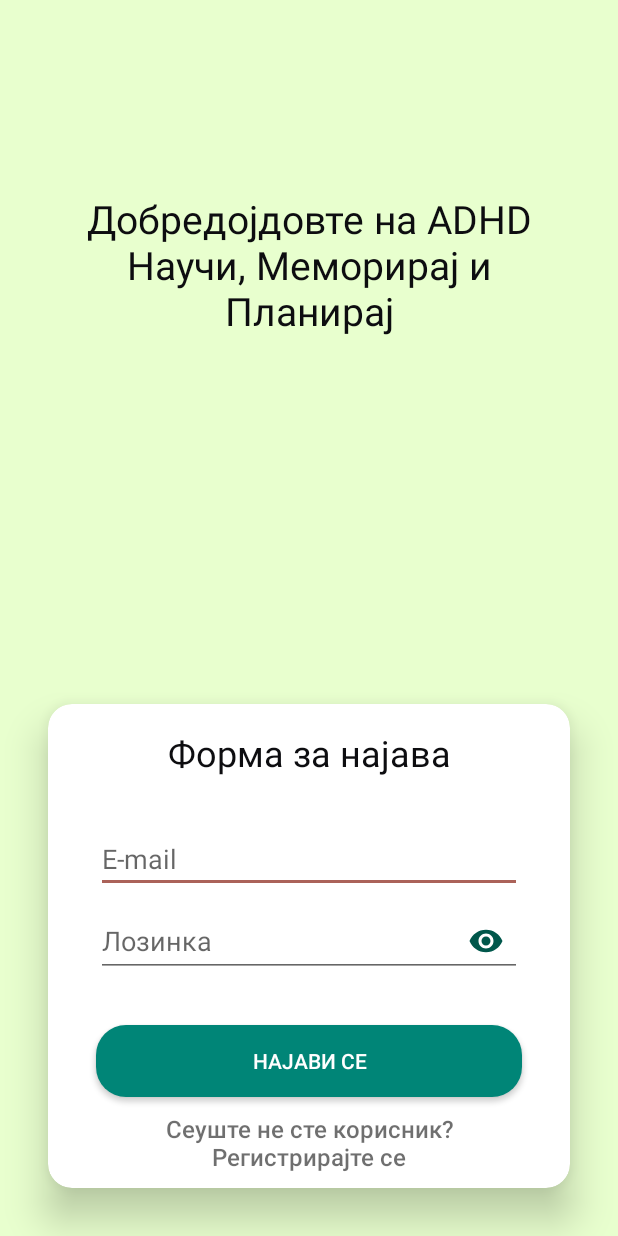
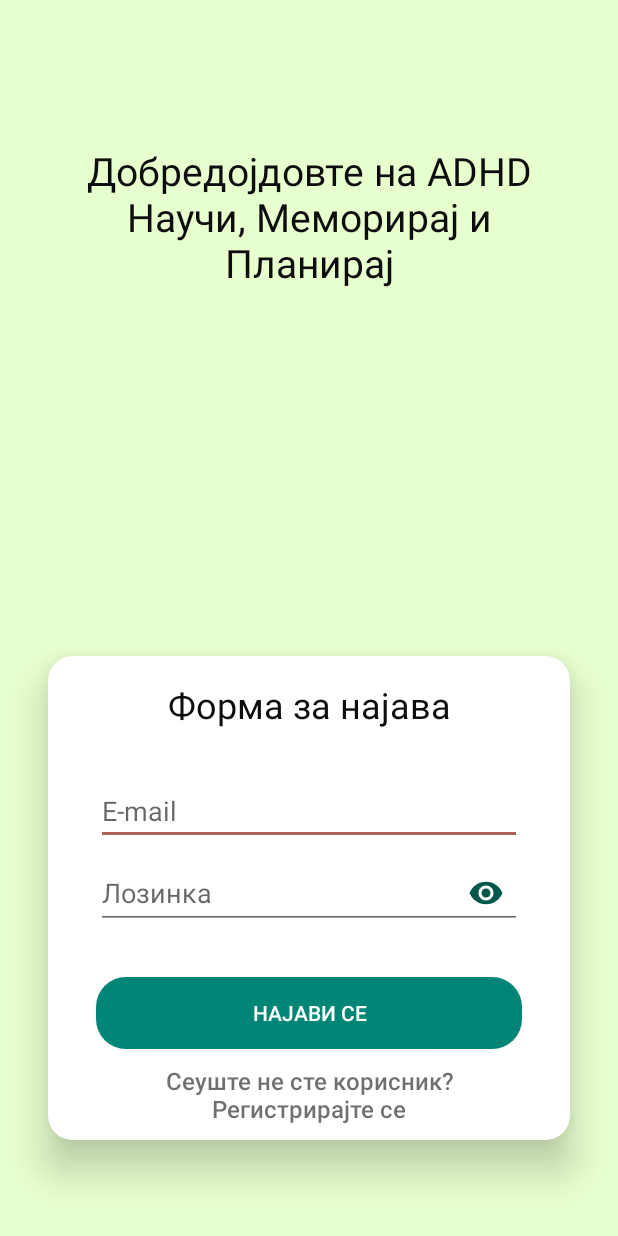
Before and after one commit to MarioMitrevski/ADHD-Memorize-0rganize-Play-Android-App, an Android app: the screen it shows after launch (AuthenticationActivity), on a phone screen of 412 x 824 dp. Run offline under Robolectric (Android 15) with nearby library versions, the phone set to English and light mode, and no system bars; our stand-ins replace Firebase (no records; nobody signed in at launch, a user with empty details on screens opened directly).

Commit message:
ui changes

```diff
--- a/app/src/main/res/drawable/splash_screen_background.xml
+++ b/app/src/main/res/drawable/splash_screen_background.xml
@@ -1,9 +1,6 @@
 <?xml version="1.0" encoding="utf-8"?>
 <layer-list xmlns:android="http://schemas.android.com/apk/res/android">
-    <item android:drawable="@android:color/white" />
-    <item>
-        <bitmap
-            android:gravity="center"
-            android:src="@drawable/brain" />
-    </item>
+    <item android:drawable="@color/splash" />
+    <item android:drawable="@drawable/adhd1" android:gravity="center" />
+
 </layer-list>
--- a/app/src/main/res/layout/activity_authentication.xml
+++ b/app/src/main/res/layout/activity_authentication.xml
@@ -12,7 +12,7 @@
         android:layout_width="0dp"
         android:layout_height="wrap_content"
         android:layout_marginHorizontal="32dp"
-        android:layout_marginTop="128dp"
+        android:layout_marginTop="96dp"
         android:gravity="center"
         android:text="@string/welcome_title"
         android:textColor="@color/light_black"
@@ -24,9 +24,10 @@
     <androidx.cardview.widget.CardView
         android:layout_width="match_parent"
         android:layout_height="wrap_content"
-        android:layout_margin="32dp"
+        android:layout_marginHorizontal="32dp"
+        android:layout_marginBottom="64dp"
+        app:cardCornerRadius="16dp"
         app:cardElevation="16dp"
-        app:cardCornerRadius="16dp"
         app:layout_constraintBottom_toBottomOf="parent"
         app:layout_constraintLeft_toLeftOf="parent"
         app:layout_constraintRight_toRightOf="parent">
--- a/app/src/main/res/values/colors.xml
+++ b/app/src/main/res/values/colors.xml
@@ -9,4 +9,6 @@
     <color name="colorEditTextDark">#150704</color>
     <color name="light_black">#0D0D10</color>
 
+    <color name="splash">#F3EDDA</color>
+
 </resources>
--- a/app/src/main/res/values/styles.xml
+++ b/app/src/main/res/values/styles.xml
@@ -9,7 +9,7 @@
     </style>
 
     <style name="SplashScreenTheme" parent="Theme.AppCompat.NoActionBar">
-        <item name="android:windowBackground">@drawable/adhd</item>
+        <item name="android:windowBackground">@drawable/splash_screen_background</item>
     </style>
 
 </resources>
```
Also changed, not shown: app/src/main/res/drawable/adhd.png (deleted), app/src/main/res/drawable/adhd1.png (added).
